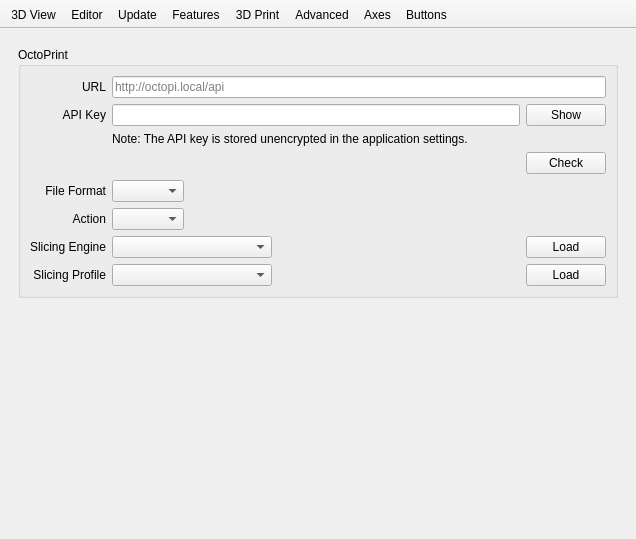
Before: the Qt Designer form src/gui/Preferences.ui in openscad/openscad, drawn with Qt 5.
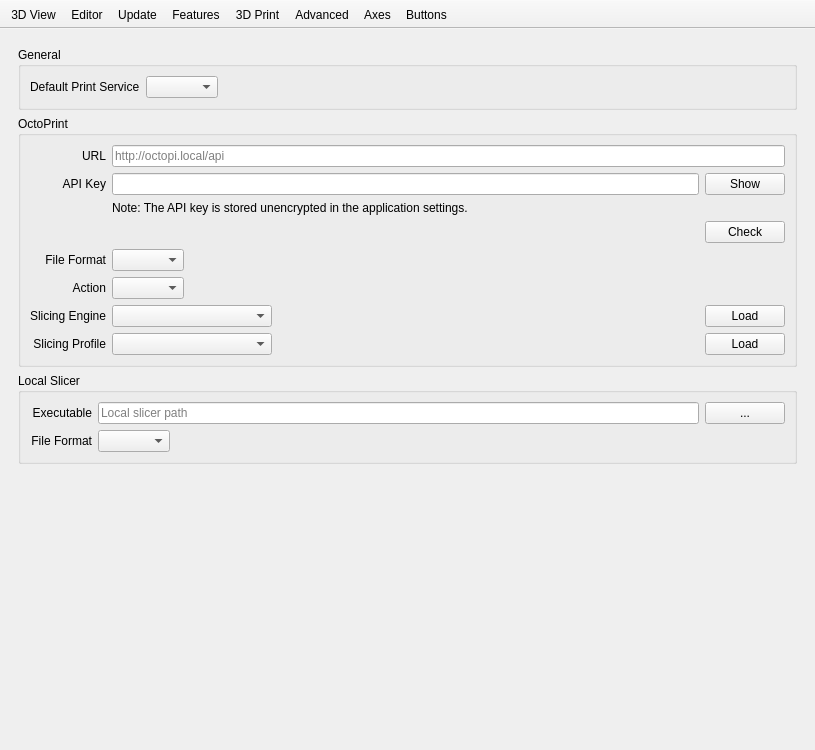
After: the same form once the commit is applied. The open tabs and pages were chosen to show the change. Icons and pictures are not drawn. Custom widgets are drawn as their Qt base class.

Commit message: Add Send_to_Cura option in PrintInitDialog (#5299)

```diff
--- a/src/gui/Preferences.ui
+++ b/src/gui/Preferences.ui
@@ -6,8 +6,8 @@
    <rect>
     <x>0</x>
     <y>0</y>
-    <width>636</width>
-    <height>539</height>
+    <width>815</width>
+    <height>750</height>
    </rect>
   </property>
   <property name="sizePolicy">
@@ -1337,6 +1337,38 @@
       </widget>
       <widget class="QWidget" name="page3DPrint">
        <layout class="QVBoxLayout" name="verticalLayout_5">
+        <item>
+         <widget class="QGroupBox" name="groupBoxGeneral">
+          <property name="title">
+           <string>General</string>
+          </property>
+          <layout class="QGridLayout" name="gridLayout_10">
+           <item row="0" column="0">
+            <widget class="QLabel" name="labelDefaultPrintService">
+             <property name="text">
+              <string>Default Print Service</string>
+             </property>
+            </widget>
+           </item>
+           <item row="0" column="1">
+            <widget class="QComboBox" name="comboBoxDefaultPrintService"/>
+           </item>
+           <item row="0" column="2">
+            <spacer name="horizontalSpacerGeneral1">
+             <property name="orientation">
+              <enum>Qt::Horizontal</enum>
+             </property>
+             <property name="sizeHint" stdset="0">
+              <size>
+               <width>40</width>
+               <height>20</height>
+              </size>
+             </property>
+            </spacer>
+           </item>
+          </layout>
+         </widget>
+        </item>
         <item>
          <widget class="QGroupBox" name="groupBoxOctoPrint">
           <property name="title">
@@ -1580,6 +1612,69 @@
           </layout>
          </widget>
         </item>
+        <item>
+         <widget class="QGroupBox" name="groupBoxLocalSlicer">
+          <property name="title">
+           <string>Local Slicer</string>
+          </property>
+          <layout class="QGridLayout" name="gridLayout_72">
+           <item row="0" column="2">
+            <widget class="QLineEdit" name="lineEditLocalSlicer">
+             <property name="placeholderText">
+              <string notr="true">Local slicer path</string>
+             </property>
+            </widget>
+           </item>
+           <item row="1" column="0">
+            <widget class="QLabel" name="labelLocalSlicerFileFormat">
+             <property name="text">
+              <string>File Format</string>
+             </property>
+             <property name="alignment">
+              <set>Qt::AlignRight|Qt::AlignTrailing|Qt::AlignVCenter</set>
+             </property>
+            </widget>
+           </item>
+           <item row="0" column="0">
+            <widget class="QLabel" name="labelLocalSlicer">
+             <property name="text">
+              <string>Executable</string>
+             </property>
+             <property name="alignment">
+              <set>Qt::AlignRight|Qt::AlignTrailing|Qt::AlignVCenter</set>
+             </property>
+            </widget>
+           </item>
+           <item row="1" column="2">
+            <layout class="QHBoxLayout" name="horizontalLayoutLocalSlicerFileFormat">
+             <item>
+              <widget class="QComboBox" name="comboBoxLocalSlicerFileFormat"/>
+             </item>
+             <item>
+              <spacer name="horizontalSpacerLocalSlicerFileFormat">
+               <property name="orientation">
+                <enum>Qt::Horizontal</enum>
+               </property>
+               <property name="sizeHint" stdset="0">
+                <size>
+                 <width>40</width>
+                 <height>20</height>
+                </size>
+               </property>
+              </spacer>
+             </item>
+            </layout>
+           </item>
+           <item row="0" column="3">
+            <widget class="QPushButton" name="pushButtonSelectLocalSlicerPath">
+             <property name="text">
+              <string>...</string>
+             </property>
+            </widget>
+           </item>
+          </layout>
+         </widget>
+        </item>
         <item>
          <spacer name="verticalSpacer3DPrint">
           <property name="orientation">
```
Left out of the diff: 12 changed lines with no effect on the pictures. The commit also changes 14 other files.
